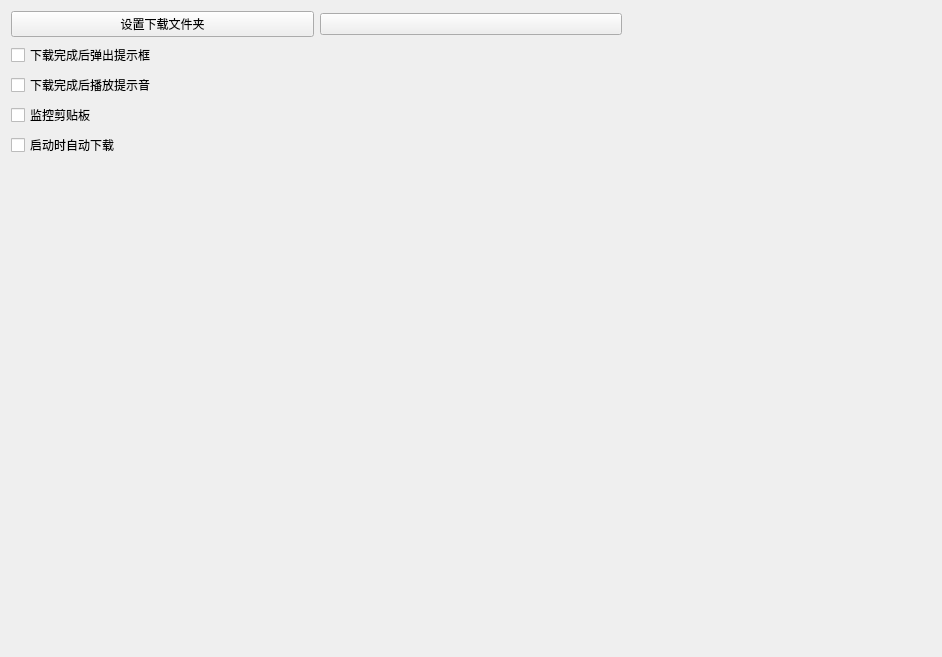
Qt form resources/uis/settings-dialog.ui (xroah/bilibili-downloader) before a commit.
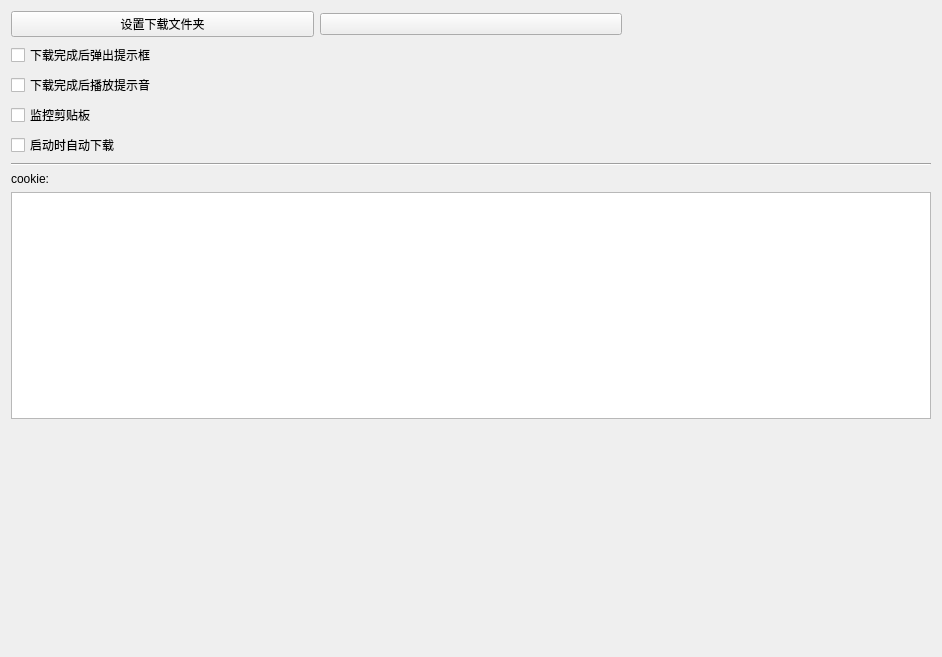
The same form after that commit.

```diff
--- a/resources/uis/settings-dialog.ui
+++ b/resources/uis/settings-dialog.ui
@@ -96,6 +96,27 @@
        </property>
       </widget>
      </item>
+     <item>
+      <widget class="Line" name="line">
+       <property name="orientation">
+        <enum>Qt::Horizontal</enum>
+       </property>
+      </widget>
+     </item>
+     <item>
+      <widget class="QLabel" name="label">
+       <property name="text">
+        <string>cookie:</string>
+       </property>
+      </widget>
+     </item>
+     <item>
+      <widget class="QPlainTextEdit" name="cookieInput">
+       <property name="class" stdset="0">
+        <string>cookie-input</string>
+       </property>
+      </widget>
+     </item>
      <item>
       <spacer name="verticalSpacer">
        <property name="orientation">
```
Left out of the diff: 3 changed lines with no effect on the pictures.
